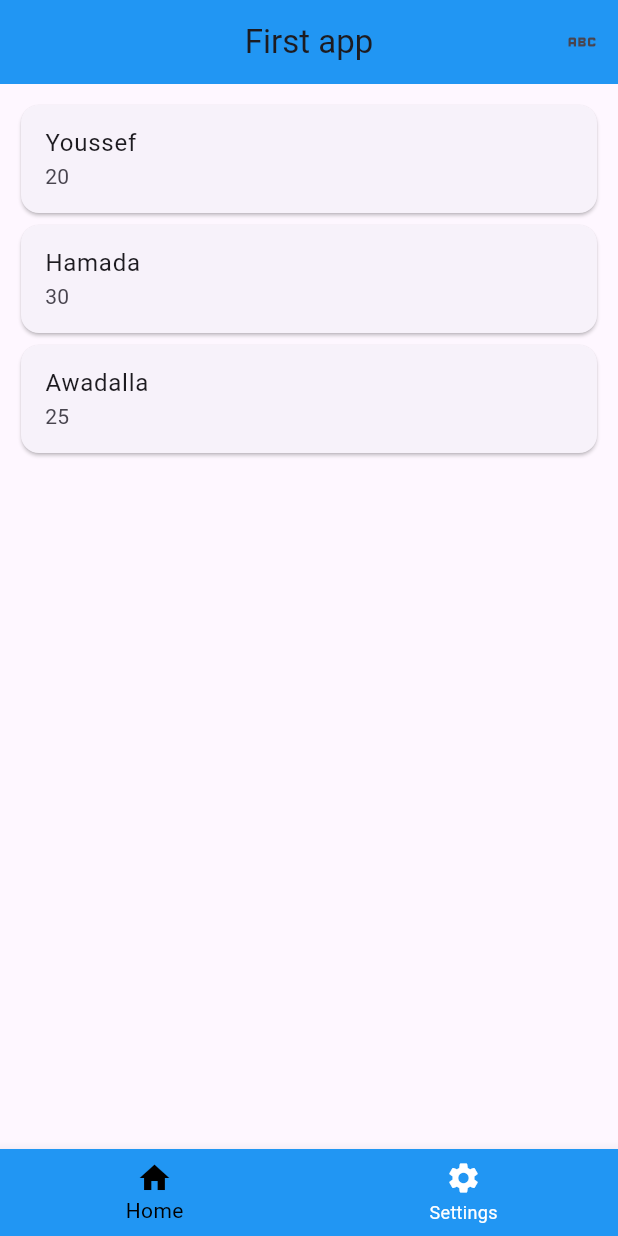
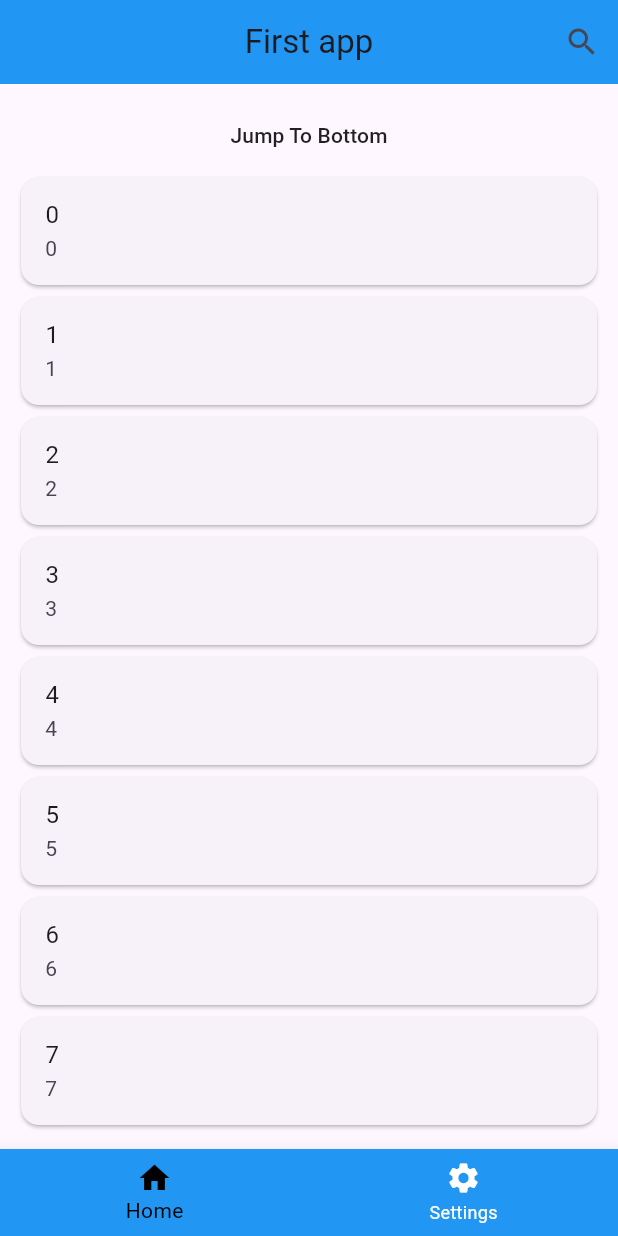
Before and after one commit to Youssef3082004/Learning_Dart, a Flutter app: the screen it shows after launch, on a phone screen of 412 x 824 dp. Run offline on Flutter 3.47's test engine with Material 3 defaults, Android fonts, the phone set to English and light mode, and no system bars.

Commit message:
Search Delegete | Scroll | Package

```diff
--- a/lib/main.dart
+++ b/lib/main.dart
@@ -285,32 +285,43 @@ class _Tabbbar extends State<Tabbbar> {
 
   GlobalKey<ScaffoldState> scaffoldkey = GlobalKey();
 
+  late ScrollController scroll ;
+
+
+
+  @override
+  void initState() {
+    scroll = ScrollController();
+    scroll.addListener(()=> print("${scroll.offset}"));
+    super.initState();
+  }
+
+  @override
+  void dispose() {
+    //! it's good to minimize the load on the application
+    scroll.dispose();
+    super.dispose();
+  }
+
   @override
   Widget build(BuildContext context) {
 
     //! =============================================================== Appbar ===========================================================
     AppBar appbarscreen = AppBar(title: Text("First app"),elevation: 0.0,centerTitle: true,backgroundColor: Colors.blue,shadowColor: Colors.black,
-    actions: [PopupMenuButton(itemBuilder: (context) => [
-      PopupMenuItem(child: Text("Button 1"),value: "one"),
-      PopupMenuItem(child: Text("Button 2"),value: "two"),
-      PopupMenuItem(child: Text("Button 3"),value: "three"),],
+    // actions: [PopupMenuButton(itemBuilder: (context) => [
+    //   PopupMenuItem(child: Text("Button 1"),value: "one"),
+    //   PopupMenuItem(child: Text("Button 2"),value: "two"),
+    //   PopupMenuItem(child: Text("Button 3"),value: "three"),],
+    //   onSelected: (String val) => print("Selected: $val"),
+    //   onOpened: () => print("Popup opened"),
+    //   onCanceled: () => print("Popup canceled"),
+    //   icon: Icon(Icons.menu),)
+    actions: [
 
-      onSelected: (String val) => print("Selected: $val")
-      ,
-      onOpened: () => print("Popup opened")
-      ,
-      onCanceled: () => print("Popup canceled"),
-      icon: Icon(Icons.abc_outlined),
+    Builder(builder: (context) => IconButton(icon: Icon(Icons.search),onPressed: () => showSearch(context: context,delegate: CustomSearch())))
 
 
-
-
-
-
-
-
-
-     )],
+      ],
     );
 
 
@@ -337,7 +348,7 @@ class _Tabbbar extends State<Tabbbar> {
     // var bottemshet = MaterialButton(onPressed: () => appear_bottemsheet(context),child: Text("Show alert Dialog"),color: Colors.black,textColor: Colors.white,);
     var Snackbar = MaterialButton(onPressed: () => appear_snackbar(context),child: Text("Show Snackbar"),color: Colors.black,textColor: Colors.white,);
 
-    //! ===============================================================  List generate  ===========================================================
+    //! ===============================================================  List generate & Scroll  ===========================================================
     List emplyess = [
       {"name":"Youssef","age":20,"Salary":3500},
       {"name":"Hamada","age":30,"Salary":4000},
@@ -345,11 +356,17 @@ class _Tabbbar extends State<Tabbbar> {
     ];
 
 
-    var emplyee_widget = ListView(children: [
-      ...List.generate(emplyess.length,(int index){                      //? three dots!! Why? Beacause it npt allowed to add list inside list so 3 dots will solve this problem
+    var emplyee_widget = ListView(
+      controller: scroll,
 
-        return Card(child:ListTile(title: Text(emplyess[index]["name"]),subtitle: Text(emplyess[index]["age"].toString()),));
-      })
+      children: [
+
+      MaterialButton(onPressed: () => scroll.animateTo(7390,duration: Duration(seconds: 10),curve: Curves.ease),child: Text("Jump To Bottom"),),
+      ...List.generate(100,(int index){                      //? three dots!! Why? Beacause it npt allowed to add list inside list so 3 dots will solve this problem
+
+        return Card(child:ListTile(title: Text(index.toString()),subtitle: Text(index.toString()),));
+      }),
+      MaterialButton(onPressed: () => scroll.jumpTo(0),child: Text("Jump To top"),),
 
 
     ]);
@@ -358,7 +375,7 @@ class _Tabbbar extends State<Tabbbar> {
     // BoxDecoration containerDecoration =BoxDecoration(color: Colors.green,borderRadius: BorderRadius.circular(90),border: Border.all(color: Colors.black,width: 1),boxShadow: [BoxShadow(color: Colors.black,offset: Offset(1, 5),blurRadius: 20,blurStyle: BlurStyle.solid)]) ;
     Container screencontainer = Container(padding: EdgeInsets.all(10),alignment:Alignment.center,child: emplyee_widget  );
     var mainapp = Scaffold(appBar: appbarscreen,body: Center(child:screencontainer),bottomNavigationBar: app_navbar,key: scaffoldkey,);
-    return MaterialApp(home: mainapp);
+    return MaterialApp(home: mainapp,debugShowCheckedModeBanner: false);
 
     // return MaterialApp(home: HomePage(),routes: {"home":(context) => HomePage(),"setting":(context) => SettingPage()});
 
@@ -397,3 +414,71 @@ class _Tabbbar extends State<Tabbbar> {
     );
 
 }
+
+
+
+
+class CustomSearch extends SearchDelegate{
+  final List<String> searchList = [
+    "Apple",
+    "Banana",
+    "Cherry",
+    "Date",
+    "Fig",
+    "Grapes",
+    "Kiwi",
+    "Lemon",
+    "Mango",
+    "Orange",
+    "Papaya",
+    "Raspberry",
+    "Strawberry",
+    "Tomato",
+    "Watermelon",
+  ];
+
+
+  List? Filterlist;
+
+  @override
+  List<Widget>? buildActions(BuildContext context) {
+    return [
+      IconButton(onPressed: () => query = "", icon: Icon(Icons.clear))
+    ];
+  }
+
+  @override
+  Widget? buildLeading(BuildContext context) {
+
+    return IconButton(onPressed: () =>close(context, null) , icon: Icon(Icons.arrow_back));
+  }
+
+  @override
+  Widget buildResults(BuildContext context) {
+    return Text("REsult");
+  }
+
+  @override
+  Widget buildSuggestions(BuildContext context) {
+
+    if (query ==""){
+      return ListView.builder(itemCount:searchList.length ,itemBuilder:  (context,i) {
+      var suggestion = ListTile(title: Text(" ${searchList[i]}"),);
+      return Card(child:suggestion);
+      });
+    }
+
+    else{
+      Filterlist = searchList.where((Element)=> Element.toLowerCase().contains(query.toLowerCase())).toList();
+
+      return ListView.builder(itemCount:Filterlist!.length ,itemBuilder:  (context,i) {
+      var suggestion = InkWell(onTap: () => showResults(context),child: ListTile(title: Text(" ${Filterlist![i]}"),));
+      return Card(child:suggestion);
+      });
+
+
+    }
+
+  }
+
+}
```
